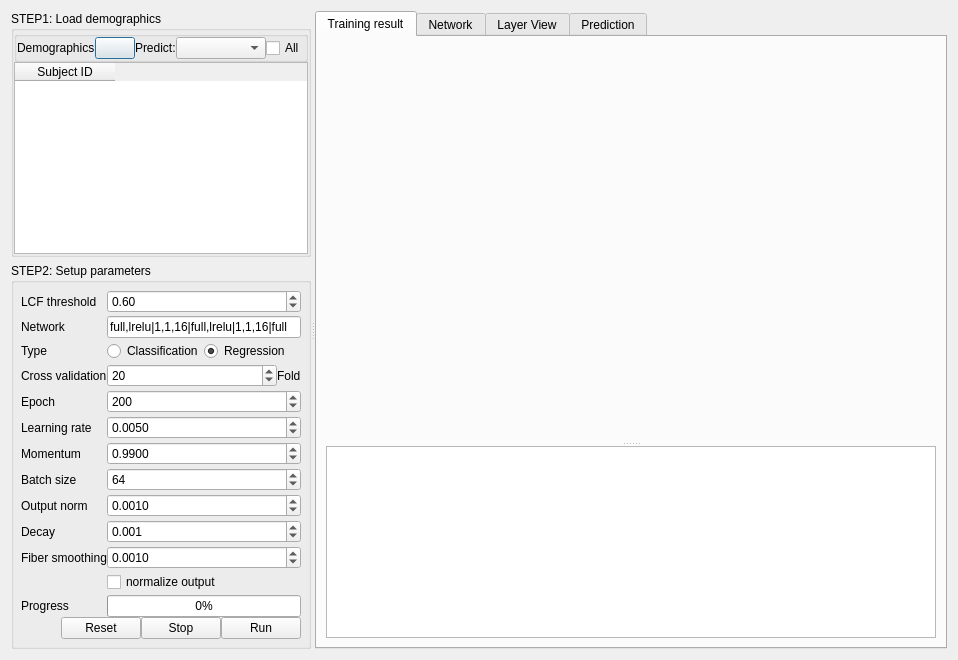
Qt form connectometry/nn_connectometry.ui (frankyeh/DSI-Studio) before a commit.
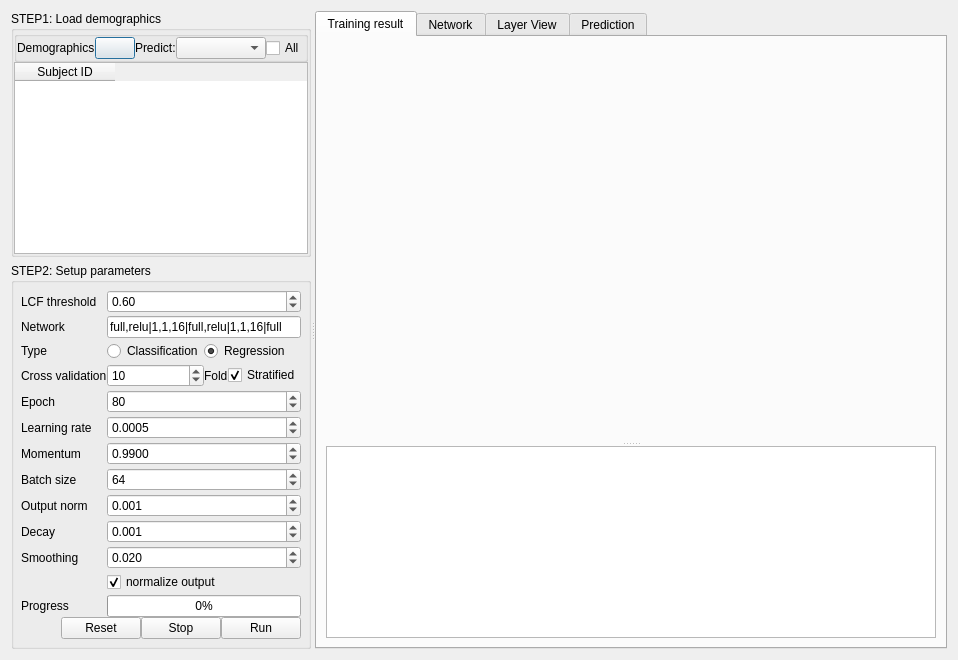
The same form after that commit. Icons and pictures are not drawn.

Patch:
```diff
--- a/connectometry/nn_connectometry.ui
+++ b/connectometry/nn_connectometry.ui
@@ -7,7 +7,7 @@
     <x>0</x>
     <y>0</y>
     <width>958</width>
-    <height>610</height>
+    <height>613</height>
    </rect>
   </property>
   <property name="windowTitle">
@@ -286,7 +286,7 @@
             <item row="1" column="1">
              <widget class="QLineEdit" name="network_text">
               <property name="text">
-               <string>full,lrelu|1,1,16|full,lrelu|1,1,16|full</string>
+               <string>full,relu|1,1,16|full,relu|1,1,16|full</string>
               </property>
              </widget>
             </item>
@@ -337,7 +337,7 @@
                <number>100</number>
               </property>
               <property name="value">
-               <number>200</number>
+               <number>80</number>
               </property>
              </widget>
             </item>
@@ -360,7 +360,7 @@
                <double>10.000000000000000</double>
               </property>
               <property name="value">
-               <double>0.005000000000000</double>
+               <double>0.000500000000000</double>
               </property>
              </widget>
             </item>
@@ -414,7 +414,7 @@
                  <number>5</number>
                 </property>
                 <property name="value">
-                 <number>20</number>
+                 <number>10</number>
                 </property>
                </widget>
               </item>
@@ -425,6 +425,16 @@
                 </property>
                </widget>
               </item>
+              <item>
+               <widget class="QCheckBox" name="stratified_fold">
+                <property name="text">
+                 <string>Stratified</string>
+                </property>
+                <property name="checked">
+                 <bool>true</bool>
+                </property>
+               </widget>
+              </item>
              </layout>
             </item>
             <item row="7" column="0">
@@ -477,7 +487,7 @@
             <item row="8" column="1">
              <widget class="QDoubleSpinBox" name="bn_norm">
               <property name="decimals">
-               <number>4</number>
+               <number>3</number>
               </property>
               <property name="maximum">
                <double>0.100000000000000</double>
@@ -516,41 +526,44 @@
             <item row="10" column="1">
              <widget class="QDoubleSpinBox" name="fiber_smoothing">
               <property name="decimals">
-               <number>4</number>
+               <number>3</number>
               </property>
               <property name="maximum">
                <double>0.100000000000000</double>
               </property>
               <property name="singleStep">
-               <double>0.000100000000000</double>
+               <double>0.010000000000000</double>
               </property>
               <property name="value">
-               <double>0.001000000000000</double>
+               <double>0.020000000000000</double>
               </property>
              </widget>
             </item>
             <item row="10" column="0">
              <widget class="QLabel" name="label_12">
               <property name="text">
-               <string>Fiber smoothing</string>
+               <string>Smoothing</string>
               </property>
              </widget>
             </item>
-            <item row="11" column="1">
+            <item row="12" column="1">
              <widget class="QCheckBox" name="norm_output">
               <property name="text">
                <string>normalize output</string>
               </property>
+              <property name="checked">
+               <bool>true</bool>
+              </property>
              </widget>
             </item>
-            <item row="12" column="0">
+            <item row="13" column="0">
              <widget class="QLabel" name="label_6">
               <property name="text">
                <string>Progress</string>
               </property>
              </widget>
             </item>
-            <item row="12" column="1">
+            <item row="13" column="1">
              <widget class="QProgressBar" name="progressBar">
               <property name="value">
                <number>0</number>
```
